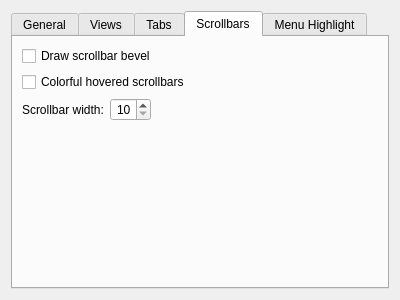
This is kstyles/oxygen/config/ui/oxygenappearanceconfigwidget.ui in mgottschlag/kwin-tiling as Qt 5 draws it before an edit. The edited form follows.
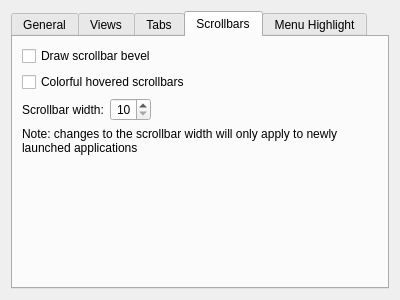
This is the edited form. The open tabs and pages were chosen to show the change. Custom widgets are drawn as their Qt base class.

Commit message: virtualize all slots; fixed 'reset to defaults' for shadow configurations; added comment on scrollbar width update

```diff
--- a/kstyles/oxygen/config/ui/oxygenappearanceconfigwidget.ui
+++ b/kstyles/oxygen/config/ui/oxygenappearanceconfigwidget.ui
@@ -251,7 +251,7 @@
          </property>
         </spacer>
        </item>
-       <item row="3" column="1">
+       <item row="4" column="1">
         <spacer name="verticalSpacer_4">
          <property name="orientation">
           <enum>Qt::Vertical</enum>
@@ -264,6 +264,16 @@
          </property>
         </spacer>
        </item>
+       <item row="3" column="0" colspan="3">
+        <widget class="QLabel" name="label_4">
+         <property name="text">
+          <string>Note: changes to the scrollbar width will only apply to newly launched applications</string>
+         </property>
+         <property name="wordWrap">
+          <bool>true</bool>
+         </property>
+        </widget>
+       </item>
       </layout>
      </widget>
      <widget class="QWidget" name="tab_5">
```
The commit also changes 6 other files.
